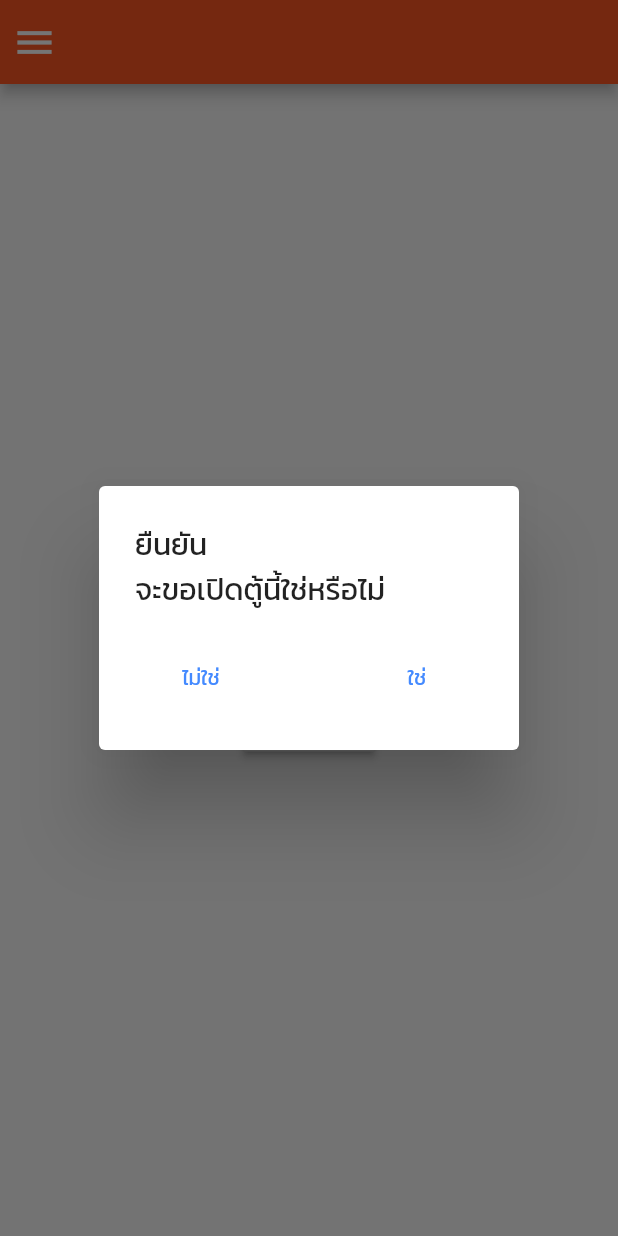
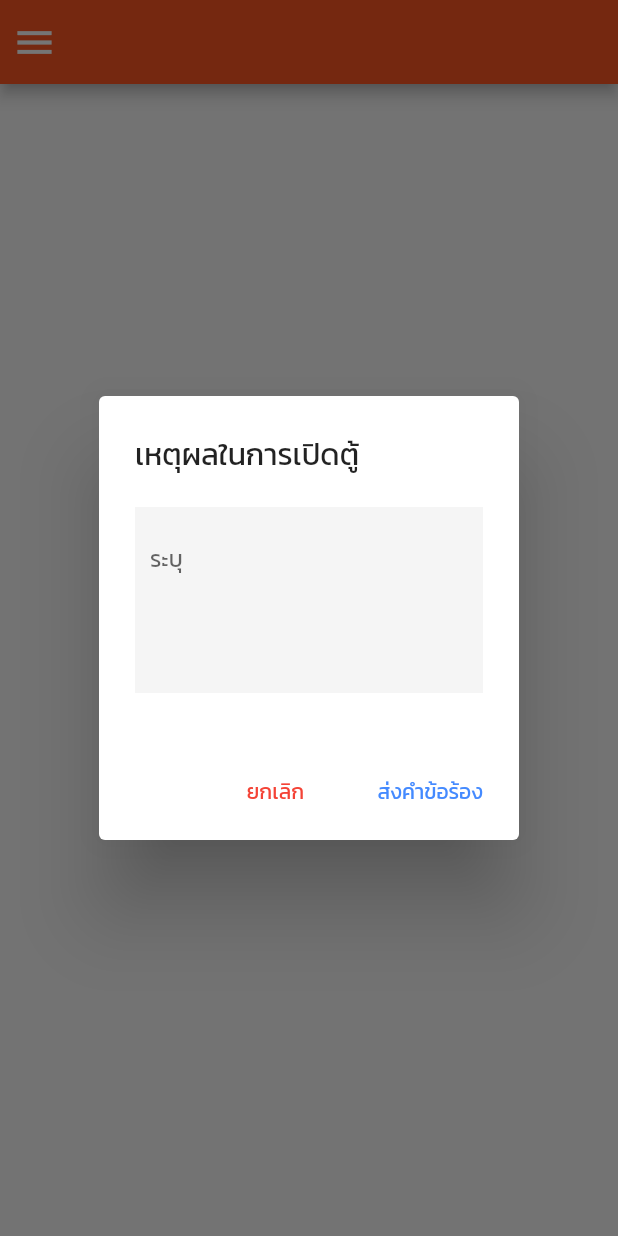
Before and after one commit to godprogrammer3/SmartLockerApplication, a Flutter app: the HomeUser screen opened directly, after a tap on "ขอเปิดตู้", on a phone screen of 412 x 824 dp. Run offline on Flutter 3.47's test engine with Material 2 defaults, Android fonts, the phone set to English and light mode, and no system bars.

Commit message:
Add user's reason form.

```diff
--- a/smartlocker/lib/UI/page/Page.dart
+++ b/smartlocker/lib/UI/page/Page.dart
@@ -0,0 +1,3 @@
+export './admin_screen.dart';
+export './user_screen.dart';
+export './user_result_screen.dart';
--- a/smartlocker/lib/UI/page/user_screen.dart
+++ b/smartlocker/lib/UI/page/user_screen.dart
@@ -1,6 +1,6 @@
 import 'package:flutter/material.dart';
-import './user_result_screen.dart';
-import './admin_screen.dart';
+import '../widget/Widget.dart';
+import '../page/Page.dart';
 
 class HomeUser extends StatefulWidget {
   @override
@@ -88,7 +88,10 @@ class SideMenuUser extends StatelessWidget {
 }
 
 class HomeUserBody extends StatelessWidget {
-  var _inputTextController = new TextEditingController();
+
+  var _inputLockerController = new TextEditingController();
+  var _inputSlotController = new TextEditingController();
+
   @override
   Widget build(BuildContext context) {
     return Column(
@@ -109,11 +112,33 @@ class HomeUserBody extends StatelessWidget {
                   color: Colors.black,
                 ),
                 decoration: InputDecoration(
-                  hintText: 'กรอกหมายเลขตู้',
-                  hintStyle: TextStyle(fontFamily: 'Kanit')
+                    hintText: 'กรอกหมายเลขตู้',
+                    hintStyle: TextStyle(fontFamily: 'Kanit')),
+                keyboardType: TextInputType.numberWithOptions(signed: false),
+                controller: _inputLockerController,
+              ),
+            ),
+          ],
+        ),
+        Row(
+          mainAxisAlignment: MainAxisAlignment.center,
+          children: <Widget>[
+            Container(
+              margin: EdgeInsets.only(bottom: 10.0),
+              width: 200,
+              padding: EdgeInsets.all(10.0),
+              decoration: new BoxDecoration(
+                  border: new Border.all(color: Colors.black)),
+              child: TextField(
+                style: TextStyle(
+                  fontSize: 20.0,
+                  color: Colors.black,
                 ),
+                decoration: InputDecoration(
+                    hintText: 'กรอกหมายเลขช่อง',
+                    hintStyle: TextStyle(fontFamily: 'Kanit')),
                 keyboardType: TextInputType.numberWithOptions(signed: false),
-                controller: _inputTextController,
+                controller: _inputSlotController,
               ),
             ),
           ],
@@ -122,9 +147,12 @@ class HomeUserBody extends StatelessWidget {
           mainAxisAlignment: MainAxisAlignment.center,
           children: <Widget>[
             RaisedButton(
-              child: Text('ขอเปิดตู้',style: TextStyle(fontFamily: 'Kanit'),),
+              child: Text(
+                'ขอเปิดตู้',
+                style: TextStyle(fontFamily: 'Kanit'),
+              ),
               onPressed: () {
-                _showAlertDialog(context);
+                showUserReasonForm(context, _inputLockerController.text, _inputSlotController.text);
               },
             ),
           ],
@@ -132,44 +160,4 @@ class HomeUserBody extends StatelessWidget {
       ],
     );
   }
-
-  void _showAlertDialog(BuildContext context) {
-    showDialog(
-        context: context,
-        builder: (BuildContext context) => AlertDialog(
-            title: Text(
-              'ยืนยัน\nจะขอเปิดตู้นี้ใช่หรือไม่',
-              style: TextStyle(fontFamily: 'Kanit'),
-            ),
-            content: Row(
-              mainAxisAlignment: MainAxisAlignment.spaceBetween,
-              children: <Widget>[
-                FlatButton(
-                  child: Text(
-                    'ไม่ใช่',
-                    style: TextStyle(
-                        fontFamily: 'Kanit', color: Colors.blueAccent),
-                  ),
-                  onPressed: () {
-                    Navigator.of(context).pop();
-                  },
-                ),
-                FlatButton(
-                  child: Text(
-                    'ใช่',
-                    style: TextStyle(
-                        fontFamily: 'Kanit', color: Colors.blueAccent),
-                  ),
-                  onPressed: () {
-                    Navigator.of(context).pop();
-                    Navigator.push(
-                        context,
-                        MaterialPageRoute(
-                            builder: (context) => ResultUser(
-                                boxNumber: _inputTextController.text)));
-                  },
-                ),
-              ],
-            )));
-  }
 }
--- a/smartlocker/lib/UI/widget/Widget.dart
+++ b/smartlocker/lib/UI/widget/Widget.dart
@@ -0,0 +1,2 @@
+export './user_confirmation_dialog.dart';
+export './user_reason_form.dart';
--- /dev/null
+++ b/smartlocker/lib/UI/widget/user_reason_form.dart
@@ -0,0 +1,65 @@
+import 'package:flutter/material.dart';
+import 'Widget.dart';
+
+
+void showUserReasonForm(BuildContext context,String boxNumber,String slotNumber) {
+  showDialog(
+      context: context, builder: (BuildContext context) => UserReasonForm(context,boxNumber,slotNumber));
+}
+
+class UserReasonForm extends StatelessWidget {
+
+ String boxNumber,slotNumber;
+
+  UserReasonForm(BuildContext context,String boxNumber,String slotNumber){
+    this.boxNumber=boxNumber;
+    this.slotNumber=slotNumber;
+  }
+
+  @override
+  Widget build(BuildContext context) {
+    return AlertDialog(
+      title: Text(
+        'เหตุผลในการเปิดตู้',
+        style: TextStyle(fontFamily: 'Kanit'),
+      ),
+      content: Container(
+        margin: EdgeInsets.only(bottom: 10.0),
+        width: 200,
+        height: 124,
+        padding: EdgeInsets.all(10.0),
+        decoration: new BoxDecoration(color: Colors.grey[100]),
+        child: TextField(
+            style: TextStyle(
+              fontSize: 15.0,
+              color: Colors.black,
+            ),
+            decoration: InputDecoration(
+                border: InputBorder.none,
+                hintText: 'ระบุ',
+                hintStyle: TextStyle(fontFamily: 'Kanit')),
+            keyboardType: TextInputType.text),
+      ),
+      actions: <Widget>[
+        FlatButton(
+          child: Text(
+            'ยกเลิก',
+            style:TextStyle(color: Colors.red,fontFamily: 'Kanit'),
+          ),
+          onPressed: () {
+            Navigator.of(context).pop();
+          },
+        ),
+        FlatButton(
+          child: Text(
+            'ส่งคำข้อร้อง',
+            style: TextStyle(fontFamily: 'Kanit', color: Colors.blueAccent),
+          ),
+          onPressed: () {
+            showConfirmationDialog(context,this.boxNumber,this.slotNumber);
+          },
+        )
+      ],
+    );
+  }
+}
```
Also changed, not shown: smartlocker/lib/UI/page/user_result_screen.dart (+6 -4 lines), smartlocker/lib/UI/widget/user_confirmation_dialog.dart (added, +60 -0 lines).
